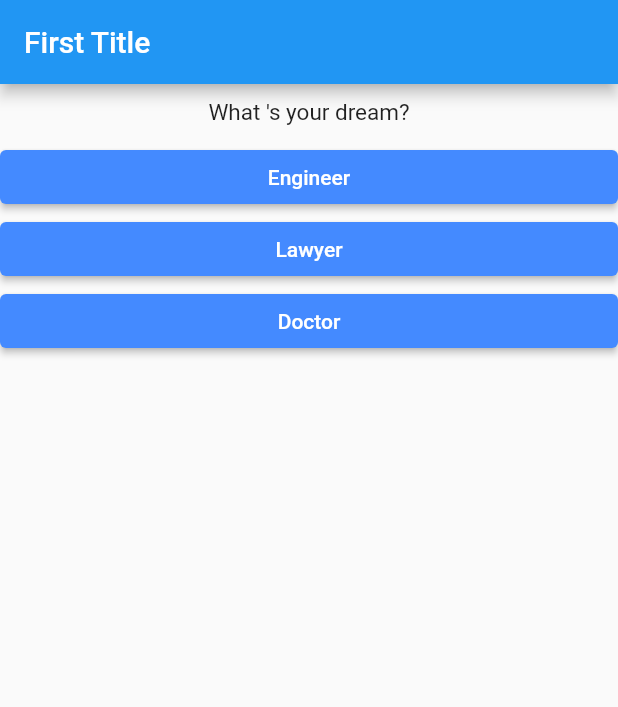
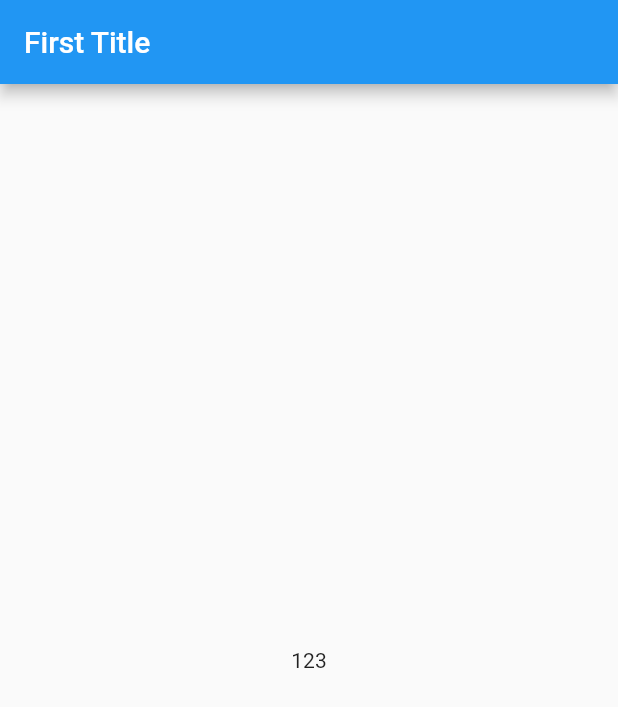
Before and after one commit to whatmmobd3/udemy-new1, a Flutter app: the screen it shows after launch, after a tap on "Engineer", after a tap on "Never Back Down", after a tap on "Real Madrid", on a phone screen of 412 x 824 dp. Shown: the top 707 px of the screen. Run offline on Flutter 3.47's test engine with Material 2 defaults, Android fonts, the phone set to English and light mode, and no system bars.

```diff
--- a/lib/main.dart
+++ b/lib/main.dart
@@ -14,22 +14,7 @@ class MyApp extends StatefulWidget {
 }
 
 class _MyAppState extends State<MyApp> {
-  var _questionIndex = 0;
-
-  void _answerQuestion() {
-    setState(() {
-      if (_questionIndex > 1) {
-        _questionIndex = 0;
-      } else {
-        _questionIndex = _questionIndex + 1;
-      }
-    });
-    print(_questionIndex);
-  }
-
-  @override
-  Widget build(BuildContext context) {
-    var questions = [
+  final questions = const [
     {
       'questionText': "What 's your dream?",
       "answer": ['Engineer', "Lawyer", "Doctor"]
@@ -43,21 +28,40 @@ class _MyAppState extends State<MyApp> {
       "answer": ["Chelsea", "Liverpool", "Real Madrid"]
     },
   ];
+  var _questionIndex = 0;
+
+  void _answerQuestion() {
+    setState(() {
+      _questionIndex = _questionIndex + 1;
+    });
+    print(_questionIndex);
+    if (_questionIndex < questions.length) {
+      print('We have more questions');
+    } else {
+      print("No more questions");
+    }
+  }
+
+  @override
+  Widget build(BuildContext context) {
     return MaterialApp(
       home: Scaffold(
         appBar: AppBar(
-          title: Text("First Title"),
+          title: const Text("First Title"),
         ),
-        body: Column(
+        body: _questionIndex < questions.length
+            ? Column(
                 children: [
-            Question(questions[_questionIndex]['questionText'].toString()),
+                  Question(
+                      questions[_questionIndex]['questionText'].toString()),
                   // Answer(_answerQuestion, "123"),
                   ...(questions[_questionIndex]['answer'] as List<String>)
                       .map((answer) {
                     return Answer(_answerQuestion, answer);
                   }).toList()
                 ],
-        ),
+              )
+            : Center(child: Text("123")),
       ),
     );
   }
```
Lines whose indentation alone changed are shown as unchanged.
